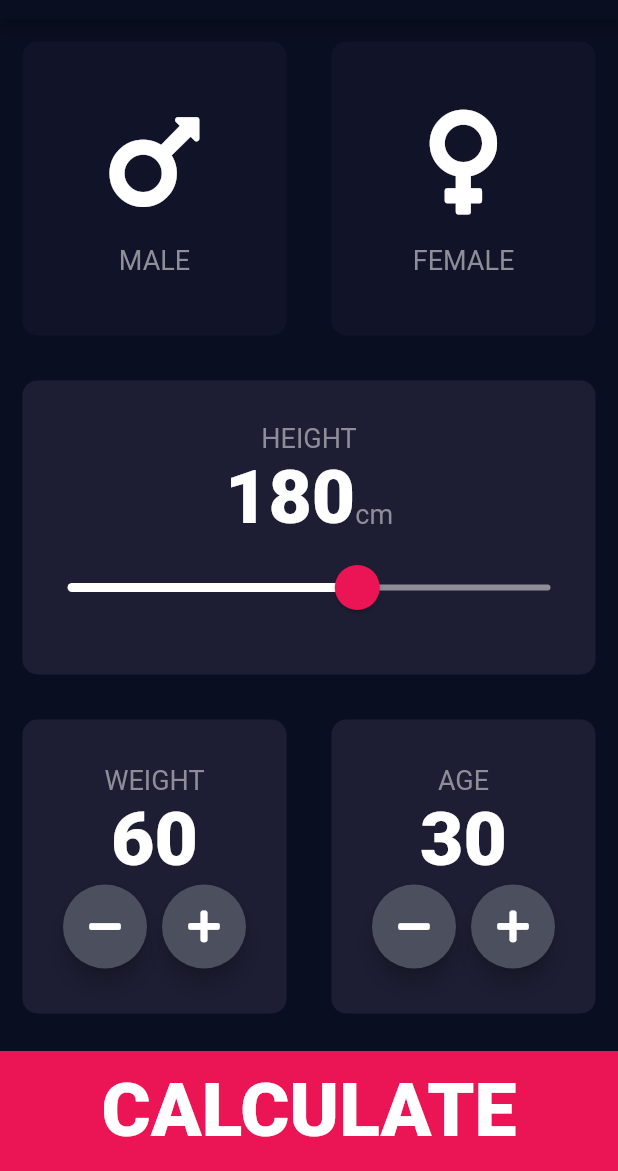
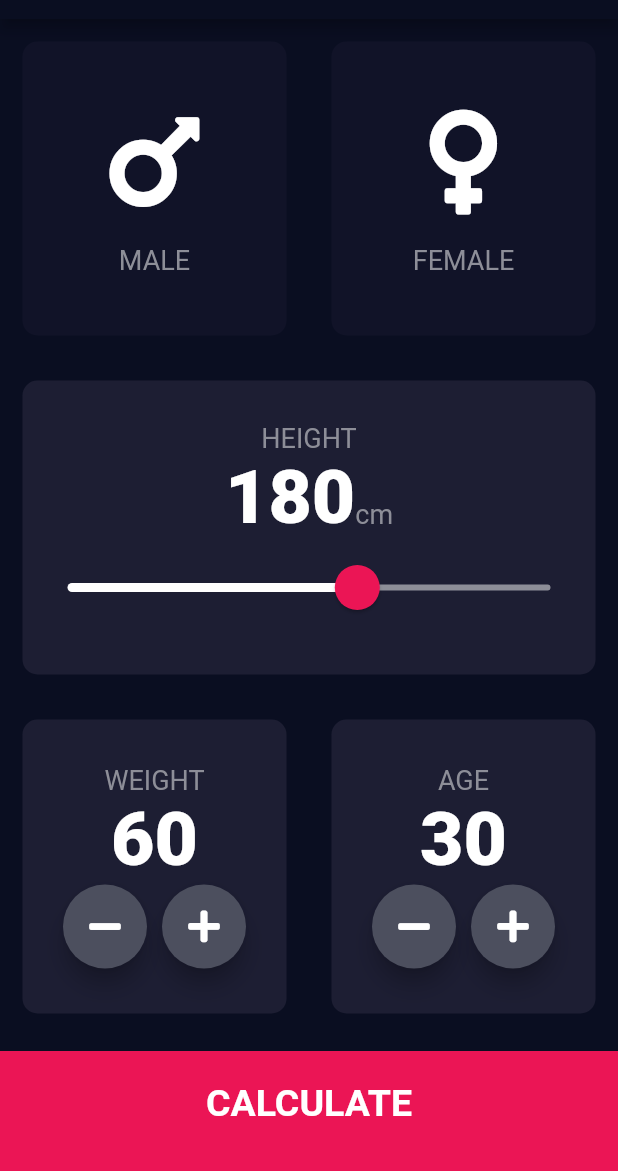
Before and after one commit to Vitaly-V/bmi-calculator, a Flutter app: the screen it shows after launch, on a phone screen of 412 x 824 dp, the part 65-1236 px from its top. Run offline on Flutter 3.47's test engine with Material 2 defaults, Android fonts, the phone set to English and light mode, and no system bars; our stand-ins replace font_awesome_flutter.

Commit message:
Add calculation

```diff
--- /dev/null
+++ b/lib/components/bottom_button.dart
@@ -0,0 +1,31 @@
+import 'package:flutter/material.dart';
+
+import '../constants.dart';
+
+class BottomButton extends StatelessWidget {
+  final Function onTap;
+  final String buttonTitle;
+
+  BottomButton({@required this.onTap, @required this.buttonTitle});
+
+  @override
+  Widget build(BuildContext context) {
+    return GestureDetector(
+      onTap: onTap,
+      child: Container(
+        alignment: Alignment.center,
+        child: Text(
+          buttonTitle,
+          style: kLargeButtonTextStyle,
+        ),
+        color: kBottomContainerColor,
+        margin: EdgeInsets.only(
+          top: 10.0,
+        ),
+        padding: EdgeInsets.only(bottom: 10),
+        height: kBottomContainerHeight,
+        width: double.infinity,
+      ),
+    );
+  }
+}
--- a/lib/icon_content.dart
+++ b/lib/components/icon_content.dart
@@ -1,6 +1,6 @@
 import 'package:flutter/material.dart';
 
-import 'constants.dart';
+import '../constants.dart';
 
 class IconContent extends StatelessWidget {
   final IconData icon;
--- a/lib/main.dart
+++ b/lib/main.dart
@@ -1,6 +1,6 @@
 import 'package:flutter/material.dart';
 
-import './input_page.dart';
+import 'screens/input_page.dart';
 
 void main() => runApp(BMICalculator());
 
--- a/lib/input_page.dart
+++ b/lib/screens/input_page.dart
@@ -2,11 +2,13 @@ import 'package:flutter/material.dart';
 
 import 'package:font_awesome_flutter/font_awesome_flutter.dart';
 
-import 'reusable_card.dart';
-import 'icon_content.dart';
-import 'constants.dart';
-import 'round_icon_button.dart';
-import 'results_page.dart';
+import 'package:bmi_calculator/components/reusable_card.dart';
+import 'package:bmi_calculator/components/icon_content.dart';
+import 'package:bmi_calculator/constants.dart';
+import 'package:bmi_calculator/components/round_icon_button.dart';
+import 'package:bmi_calculator/screens/results_page.dart';
+import 'package:bmi_calculator/components/bottom_button.dart';
+import 'package:bmi_calculator/calculator_brain.dart';
 
 enum Gender {
   male,
@@ -214,27 +216,22 @@ class _InputPageState extends State<InputPage> {
               ],
             ),
           ),
-          GestureDetector(
+          BottomButton(
             onTap: () {
+              CalculatorBrain calc =
+                  CalculatorBrain(height: height, weight: weight);
               Navigator.push(
                 context,
-                MaterialPageRoute(builder: (context) => ResultsPage()),
+                MaterialPageRoute(
+                    builder: (context) => ResultsPage(
+                          bmiResult: calc.calculateBMI(),
+                          resultText: calc.getResult(),
+                          interpretation: calc.getInterpetation(),
+                        )),
               );
             },
-            child: Container(
-              alignment: Alignment.center,
-              child: Text(
-                'CALCULATE',
-                style: kNumberTextStyle,
-              ),
-              color: kBottomContainerColor,
-              margin: EdgeInsets.only(
-                top: 10.0,
-              ),
-              height: kBottomContainerHeight,
-              width: double.infinity,
-            ),
-          )
+            buttonTitle: 'CALCULATE',
+          ),
         ],
       ),
     );
```
Also changed, not shown: lib/calculator_brain.dart (added, +35 -0 lines), lib/constants.dart (+25 -0 lines), lib/results_page.dart (deleted, +0 -13 lines), lib/screens/results_page.dart (added, +76 -0 lines), lib/components/reusable_card.dart (renamed from lib/reusable_card.dart), lib/components/round_icon_button.dart (renamed from lib/round_icon_button.dart).
